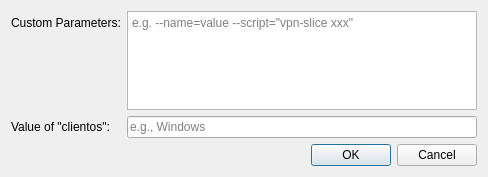
Old version of the form GPClient/settingsdialog.ui in the repository yuezk/GlobalProtect-openconnect.
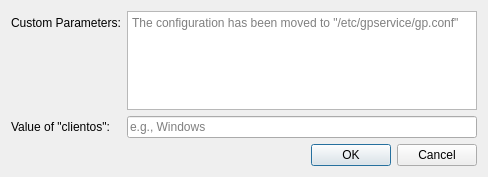
New version of the form. Icons and pictures are not drawn.

Diff of the .ui file:
```diff
--- a/GPClient/settingsdialog.ui
+++ b/GPClient/settingsdialog.ui
@@ -33,8 +33,11 @@
    </item>
    <item row="0" column="1">
     <widget class="QPlainTextEdit" name="extraArgsInput">
+     <property name="readOnly">
+      <bool>true</bool>
+     </property>
      <property name="placeholderText">
-      <string extracomment="Tokens with spaces can be surrounded by double quotes">e.g. --name=value --script=&quot;vpn-slice xxx&quot;</string>
+      <string>The configuration has been moved to &quot;/etc/gpservice/gp.conf&quot;</string>
      </property>
     </widget>
    </item>
```
